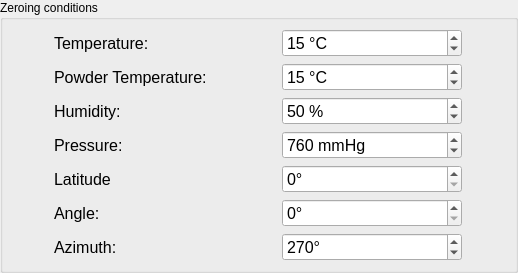
o-murphy/archer_ballistics_constructor, file ui_templates/prof_conditions.ui: the form before one commit.
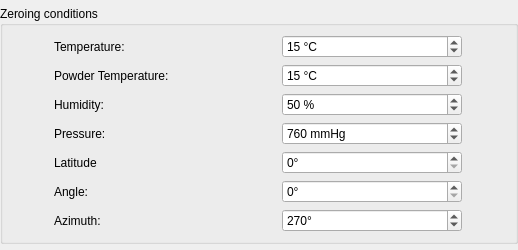
The form after the commit.

What changed in the file:
```diff
--- a/ui_templates/prof_conditions.ui
+++ b/ui_templates/prof_conditions.ui
@@ -64,11 +64,6 @@
           <height>16777215</height>
          </size>
         </property>
-        <property name="font">
-         <font>
-          <pointsize>12</pointsize>
-         </font>
-        </property>
         <property name="text">
          <string>Angle:</string>
         </property>
@@ -118,11 +113,6 @@
              <verstretch>0</verstretch>
             </sizepolicy>
            </property>
-           <property name="font">
-            <font>
-             <pointsize>12</pointsize>
-            </font>
-           </property>
            <property name="styleSheet">
             <string notr="true"/>
            </property>
@@ -184,11 +174,6 @@
              <verstretch>0</verstretch>
             </sizepolicy>
            </property>
-           <property name="font">
-            <font>
-             <pointsize>12</pointsize>
-            </font>
-           </property>
            <property name="styleSheet">
             <string notr="true"/>
            </property>
@@ -250,11 +235,6 @@
              <verstretch>0</verstretch>
             </sizepolicy>
            </property>
-           <property name="font">
-            <font>
-             <pointsize>12</pointsize>
-            </font>
-           </property>
            <property name="styleSheet">
             <string notr="true"/>
            </property>
@@ -319,11 +299,6 @@
              <verstretch>0</verstretch>
             </sizepolicy>
            </property>
-           <property name="font">
-            <font>
-             <pointsize>12</pointsize>
-            </font>
-           </property>
            <property name="styleSheet">
             <string notr="true"/>
            </property>
@@ -385,11 +360,6 @@
              <verstretch>0</verstretch>
             </sizepolicy>
            </property>
-           <property name="font">
-            <font>
-             <pointsize>12</pointsize>
-            </font>
-           </property>
            <property name="styleSheet">
             <string notr="true"/>
            </property>
@@ -451,11 +421,6 @@
              <verstretch>0</verstretch>
             </sizepolicy>
            </property>
-           <property name="font">
-            <font>
-             <pointsize>12</pointsize>
-            </font>
-           </property>
            <property name="styleSheet">
             <string notr="true"/>
            </property>
@@ -517,11 +482,6 @@
              <verstretch>0</verstretch>
             </sizepolicy>
            </property>
-           <property name="font">
-            <font>
-             <pointsize>12</pointsize>
-            </font>
-           </property>
            <property name="styleSheet">
             <string notr="true"/>
            </property>
@@ -547,11 +507,6 @@
           <height>16777215</height>
          </size>
         </property>
-        <property name="font">
-         <font>
-          <pointsize>12</pointsize>
-         </font>
-        </property>
         <property name="text">
          <string>Latitude</string>
         </property>
@@ -565,11 +520,6 @@
           <height>16777215</height>
          </size>
         </property>
-        <property name="font">
-         <font>
-          <pointsize>12</pointsize>
-         </font>
-        </property>
         <property name="text">
          <string>Azimuth:</string>
         </property>
@@ -583,11 +533,6 @@
           <height>16777215</height>
          </size>
         </property>
-        <property name="font">
-         <font>
-          <pointsize>12</pointsize>
-         </font>
-        </property>
         <property name="text">
          <string>Pressure:</string>
         </property>
@@ -601,11 +546,6 @@
           <height>16777215</height>
          </size>
         </property>
-        <property name="font">
-         <font>
-          <pointsize>12</pointsize>
-         </font>
-        </property>
         <property name="text">
          <string>Humidity:</string>
         </property>
@@ -619,11 +559,6 @@
           <height>16777215</height>
          </size>
         </property>
-        <property name="font">
-         <font>
-          <pointsize>12</pointsize>
-         </font>
-        </property>
         <property name="text">
          <string>Powder Temperature:</string>
         </property>
@@ -637,11 +572,6 @@
           <height>16777215</height>
          </size>
         </property>
-        <property name="font">
-         <font>
-          <pointsize>12</pointsize>
-         </font>
-        </property>
         <property name="text">
          <string>Temperature:</string>
         </property>
```
